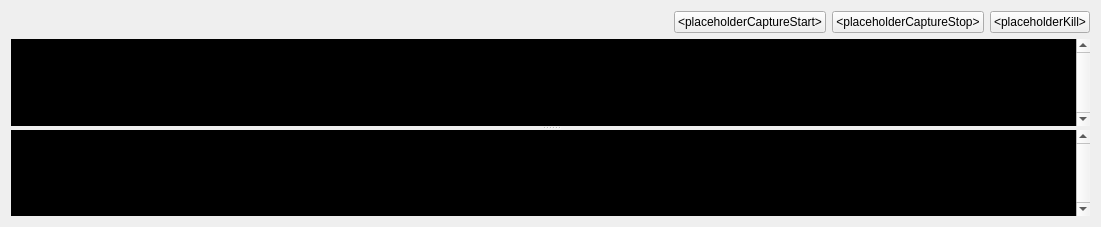
Old version of the form src/modules/ui/pluginconsole/pluginconsole.ui in the repository michimussato/pypelyne2.
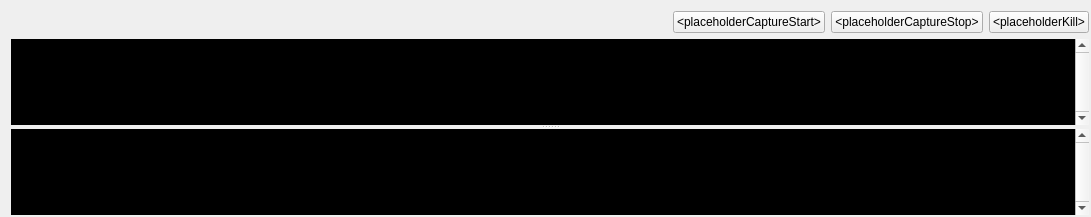
New version of the form.

```diff
--- a/src/modules/ui/pluginconsole/pluginconsole.ui
+++ b/src/modules/ui/pluginconsole/pluginconsole.ui
@@ -6,14 +6,20 @@
    <rect>
     <x>0</x>
     <y>0</y>
-    <width>1101</width>
-    <height>227</height>
+    <width>1091</width>
+    <height>217</height>
    </rect>
   </property>
   <property name="windowTitle">
    <string>Form</string>
   </property>
   <layout class="QGridLayout" name="gridLayout">
+   <property name="rightMargin">
+    <number>2</number>
+   </property>
+   <property name="bottomMargin">
+    <number>2</number>
+   </property>
    <item row="0" column="0">
     <layout class="QVBoxLayout" name="verticalLayout">
      <item>
@@ -46,8 +52,8 @@
          </property>
          <property name="sizeHint" stdset="0">
           <size>
-           <width>40</width>
-           <height>20</height>
+           <width>0</width>
+           <height>0</height>
           </size>
          </property>
         </spacer>
```
